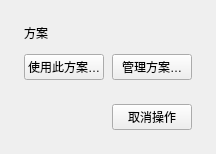
Above: windows/mainwindow_child/homepage/pages/homepage_page_branches.ui from Zao-chen/ZcVersionBox before the change. Below: the same form after it.
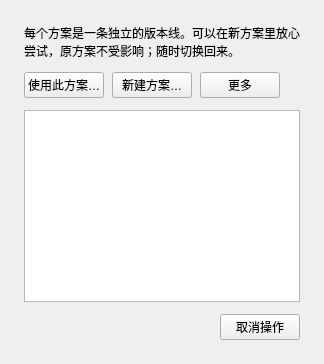
That is the form after the change.

Commit message:
feat(ui): 新增方案页签与方案列表，简化方案操作流程
- 对象页签增加“方案”，无 branchRef 的方案路由显示方案列表而不再重定向回历史
- 列表分“我的方案 / 云端其他方案”，已关联本地方案的云端分支不再重复列出
- 方案详情返回按钮改为“返回方案列表”，删除或方案失效后回到列表
- “更多”菜单只保留重命名、删除，比较与合并收入“高级”子菜单
- 删除合并为一个入口：遇到独有版本时再次确认后才强制删除
- 新建、切换确认框去掉哈希与 Git 术语，变化文件列表默认折叠

The edit to the form file:
```diff
--- a/windows/mainwindow_child/homepage/pages/homepage_page_branches.ui
+++ b/windows/mainwindow_child/homepage/pages/homepage_page_branches.ui
@@ -2,13 +2,53 @@
 <ui version="4.0">
  <class>HomePageBranchesPage</class>
  <widget class="QWidget" name="HomePageBranchesPage">
-  <layout class="QVBoxLayout" name="layout" stretch="0,0,1,0">
+  <layout class="QVBoxLayout" name="layout" stretch="1,0">
    <property name="leftMargin"><number>24</number></property>
    <property name="topMargin"><number>24</number></property>
    <property name="rightMargin"><number>24</number></property>
    <property name="bottomMargin"><number>24</number></property>
    <property name="spacing"><number>12</number></property>
    <item>
+    <widget class="QStackedWidget" name="stack">
+     <widget class="QWidget" name="listPage">
+      <layout class="QVBoxLayout" name="listLayout" stretch="0,0,1">
+       <property name="leftMargin"><number>0</number></property>
+       <property name="topMargin"><number>0</number></property>
+       <property name="rightMargin"><number>0</number></property>
+       <property name="bottomMargin"><number>0</number></property>
+       <property name="spacing"><number>12</number></property>
+       <item>
+        <widget class="QLabel" name="listHint">
+         <property name="text"><string>每个方案是一条独立的版本线。可以在新方案里放心尝试，原方案不受影响；随时切换回来。</string></property>
+         <property name="wordWrap"><bool>true</bool></property>
+        </widget>
+       </item>
+       <item>
+        <layout class="QHBoxLayout" name="listActions">
+         <property name="spacing"><number>8</number></property>
+         <item><widget class="QPushButton" name="listUse"><property name="text"><string>使用此方案…</string></property></widget></item>
+         <item><widget class="QPushButton" name="listCreate"><property name="text"><string>新建方案…</string></property></widget></item>
+         <item><widget class="QPushButton" name="listOperations"><property name="text"><string>更多</string></property></widget></item>
+         <item><spacer name="listActionSpace"><property name="orientation"><enum>Qt::Horizontal</enum></property><property name="sizeHint" stdset="0"><size><width>0</width><height>0</height></size></property></spacer></item>
+        </layout>
+       </item>
+       <item>
+        <widget class="QListView" name="branchList">
+         <property name="accessibleName"><string>方案列表</string></property>
+         <property name="editTriggers"><set>QAbstractItemView::NoEditTriggers</set></property>
+         <property name="uniformItemSizes"><bool>false</bool></property>
+        </widget>
+       </item>
+      </layout>
+     </widget>
+     <widget class="QWidget" name="detailPage">
+      <layout class="QVBoxLayout" name="detailLayout" stretch="0,0,1">
+       <property name="leftMargin"><number>0</number></property>
+       <property name="topMargin"><number>0</number></property>
+       <property name="rightMargin"><number>0</number></property>
+       <property name="bottomMargin"><number>0</number></property>
+       <property name="spacing"><number>12</number></property>
+       <item>
     <widget class="QLabel" name="branchName">
      <property name="text"><string>方案</string></property>
     </widget>
@@ -17,7 +57,7 @@
     <layout class="QHBoxLayout" name="actions">
      <property name="spacing"><number>8</number></property>
      <item><widget class="QPushButton" name="useBranch"><property name="text"><string>使用此方案…</string></property></widget></item>
-     <item><widget class="QPushButton" name="operations"><property name="text"><string>管理方案…</string></property></widget></item>
+         <item><widget class="QPushButton" name="operations"><property name="text"><string>更多</string></property></widget></item>
      <item><spacer name="actionSpace"><property name="orientation"><enum>Qt::Horizontal</enum></property><property name="sizeHint" stdset="0"><size><width>0</width><height>0</height></size></property></spacer></item>
     </layout>
    </item>
@@ -30,6 +70,10 @@
       <property name="bottomMargin"><number>0</number></property>
       <property name="spacing"><number>0</number></property>
      </layout>
+        </widget>
+       </item>
+      </layout>
+     </widget>
     </widget>
    </item>
    <item>
```
Lines whose indentation alone changed are shown as unchanged. The commit also changes 6 other files.
